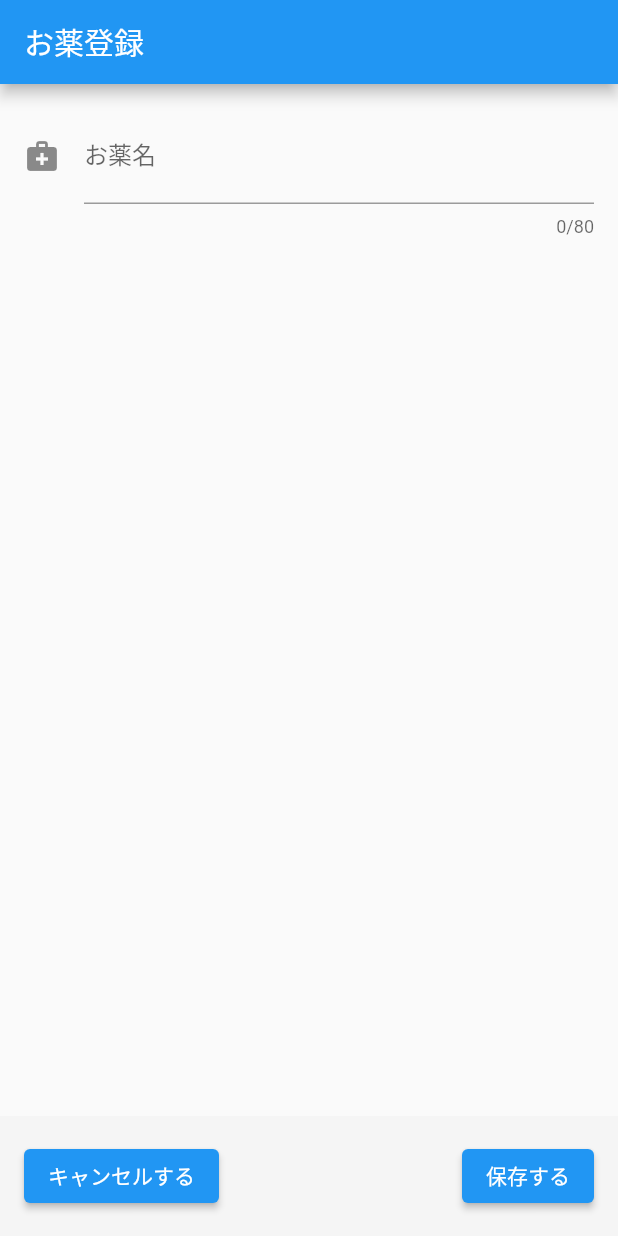
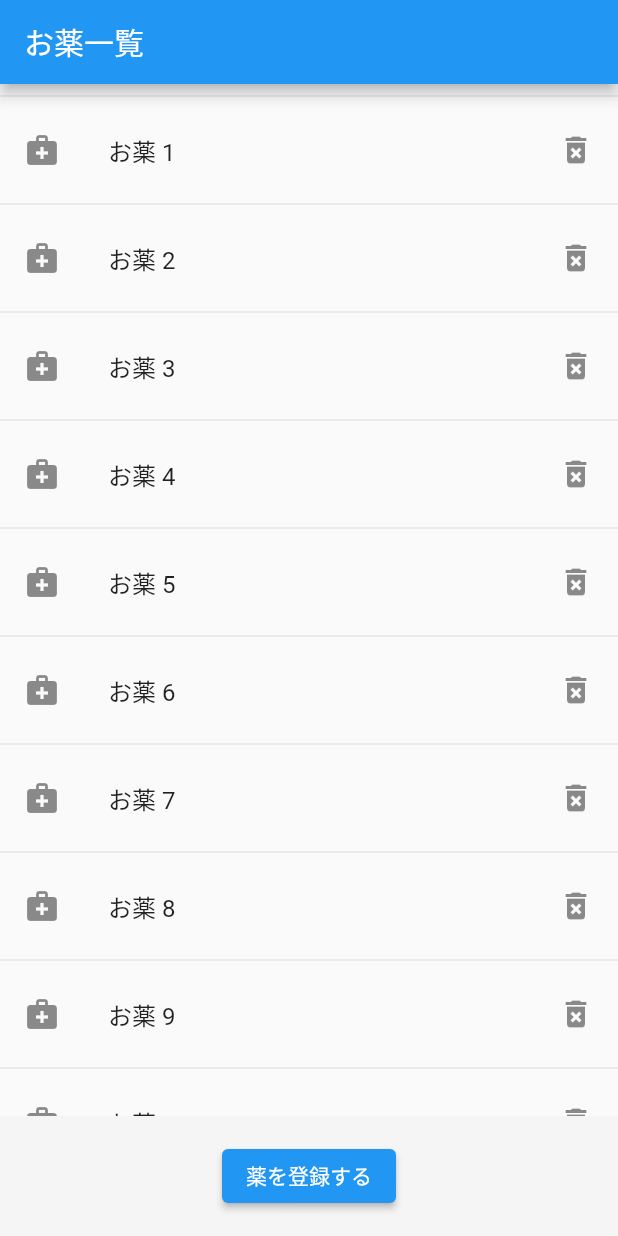
Before and after one commit to kyuuki/helloworld_flutter_20220226, a Flutter app: the screen it shows after launch, on a phone screen of 412 x 824 dp. Run offline on Flutter 3.47's test engine with Material 2 defaults, Android fonts, the phone set to English and light mode, and no system bars.

Commit message:
Add medicine_list_page

```diff
--- a/lib/my_app.dart
+++ b/lib/my_app.dart
@@ -1,5 +1,5 @@
 import 'package:flutter/material.dart';
-import 'ui/medicine_new_page.dart';
+import 'ui/medicine_list_page.dart';
 
 class MyApp extends StatelessWidget {
   const MyApp({Key? key}) : super(key: key);
@@ -17,7 +17,8 @@ class MyApp extends StatelessWidget {
       ),
       darkTheme: ThemeData.dark(),
 
-      home: MedicineNewPage(),
+      //home: MedicineNewPage(),
+      home: MedicineListPage(),
     );
   }
 
--- /dev/null
+++ b/lib/ui/medicine_list_page.dart
@@ -0,0 +1,65 @@
+import 'package:flutter/material.dart';
+
+import 'medicine_new_page.dart';
+
+class MedicineListPage extends StatelessWidget {
+  const MedicineListPage({Key? key}) : super(key: key);
+
+  @override
+  Widget build(BuildContext context) {
+    return Scaffold(
+      appBar: AppBar(title: const Text("お薬一覧")),
+      body: Column(
+        children: [
+          const Expanded(
+            child: MedicineList(),
+          ),
+          Container(
+            decoration: BoxDecoration(color: Theme
+                .of(context)
+                .selectedRowColor),
+            padding: EdgeInsets.all(16.0),
+            child: Row(
+              crossAxisAlignment: CrossAxisAlignment.center,
+              children: [
+                const Spacer(),
+                ElevatedButton(
+                  child: const Text("薬を登録する"),
+                  onPressed: () {
+                    Navigator.push(context, MaterialPageRoute(builder: (context) => MedicineNewPage()));
+                  },
+                ),
+                const Spacer(),
+              ],
+            ),
+          ),
+        ],
+      ),
+    );
+  }
+}
+
+class MedicineList extends StatefulWidget {
+  const MedicineList({Key? key}) : super(key: key);
+
+  @override
+  _MedicineListState createState() => _MedicineListState();
+}
+
+class _MedicineListState extends State<MedicineList> {
+  @override
+  Widget build(BuildContext context) {
+    return ListView.builder(itemBuilder: (context, i) {
+      if (i.isEven) return const Divider();
+
+      return ListTile(
+        leading: const Icon(Icons.medical_services),
+        title: Text(
+          "お薬 ${i ~/ 2 + 1}",
+        ),
+        onTap: () => {Navigator.push(context, MaterialPageRoute(builder: (context) => MedicineNewPage()))},
+        trailing: const Icon(Icons.delete_forever),
+      );
+    });
+  }
+}
```
